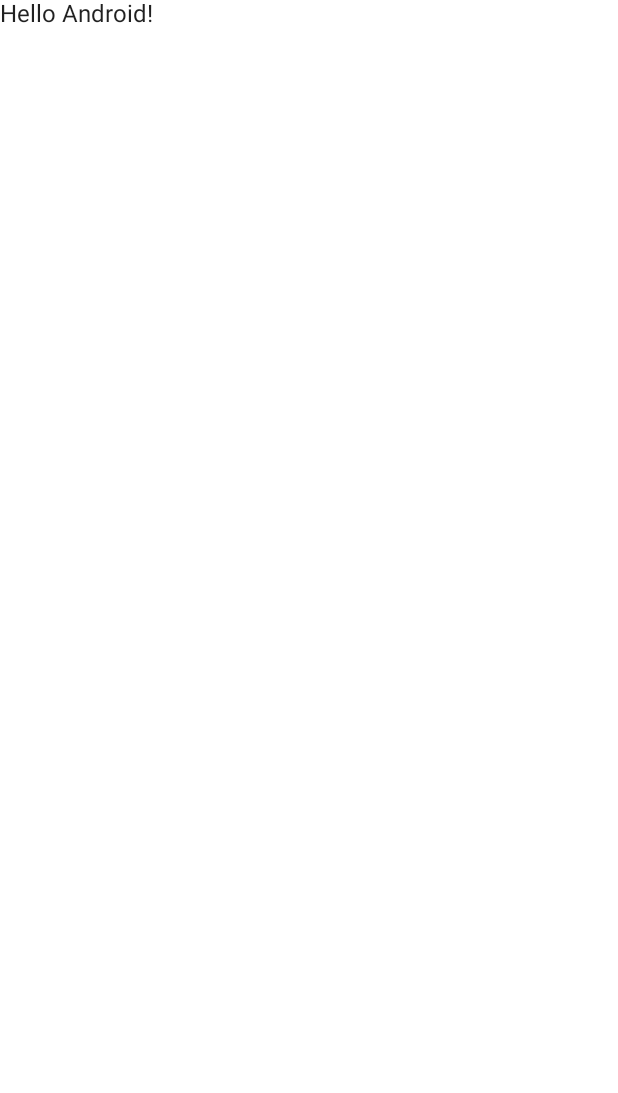
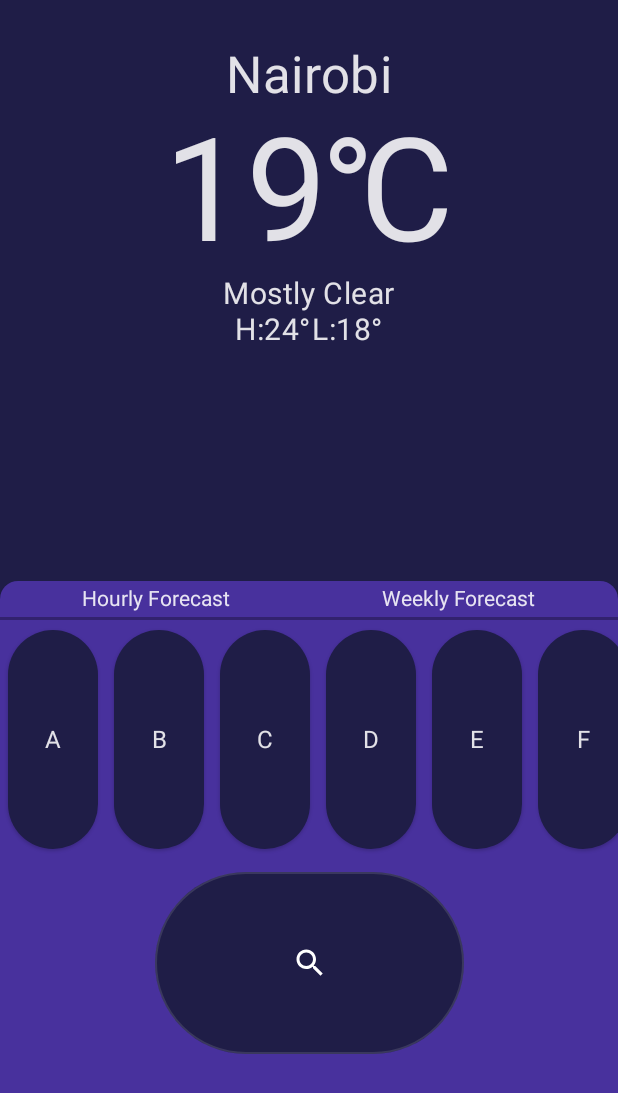
Before and after one commit to AdamR22/WeatherApp, an Android app built with Jetpack Compose: the screen it shows after launch (MainActivity), on a phone screen of 412 x 824 dp. Before the commit the part shown is almost empty. Shown: the top 1093 px of the screen. Run offline under Robolectric (Android 15) with nearby library versions, the phone set to English and light mode, and no system bars.

Commit message:
Finishes current location UI

```diff
--- a/app/src/main/AndroidManifest.xml
+++ b/app/src/main/AndroidManifest.xml
@@ -13,7 +13,7 @@
         android:theme="@style/Theme.WeatherApp"
         tools:targetApi="31">
         <activity
-            android:name=".MainActivity"
+            android:name=".presentation.ui.MainActivity"
             android:exported="true"
             android:label="@string/app_name"
             android:theme="@style/Theme.WeatherApp">
--- a/app/src/main/java/com/github/adamr22/weatherapp/MainActivity.kt
+++ /dev/null
@@ -1,43 +0,0 @@
-package com.github.adamr22.weatherapp
-
-import android.os.Bundle
-import androidx.activity.ComponentActivity
-import androidx.activity.compose.setContent
-import androidx.compose.foundation.layout.fillMaxSize
-import androidx.compose.material.MaterialTheme
-import androidx.compose.material.Surface
-import androidx.compose.material.Text
-import androidx.compose.runtime.Composable
-import androidx.compose.ui.Modifier
-import androidx.compose.ui.tooling.preview.Preview
-import com.github.adamr22.weatherapp.ui.theme.WeatherAppTheme
-
-class MainActivity : ComponentActivity() {
-    override fun onCreate(savedInstanceState: Bundle?) {
-        super.onCreate(savedInstanceState)
-        setContent {
-            WeatherAppTheme {
-                // A surface container using the 'background' color from the theme
-                Surface(
-                    modifier = Modifier.fillMaxSize(),
-                    color = MaterialTheme.colors.background
-                ) {
-                    Greeting("Android")
-                }
-            }
-        }
-    }
-}
-
-@Composable
-fun Greeting(name: String) {
-    Text(text = "Hello $name!")
-}
-
-@Preview(showBackground = true)
-@Composable
-fun DefaultPreview() {
-    WeatherAppTheme {
-        Greeting("Android")
-    }
-}
--- /dev/null
+++ b/app/src/main/java/com/github/adamr22/weatherapp/presentation/theme/Color.kt
@@ -0,0 +1,11 @@
+package com.github.adamr22.weatherapp.presentation.theme
+
+import androidx.compose.ui.graphics.Color
+
+val Purple200 = Color(0xFFBB86FC)
+val Purple500 = Color(0xFF6200EE)
+val Purple700 = Color(0xFF3700B3)
+val Teal200 = Color(0xFF03DAC5)
+val WeirdPurple = Color(0xFF1F1D47)
+val UpdateCardColor = Color(0xFF48319D)
+val ThirtyPercentBlack = Color(0x4D000000)
--- a/app/src/main/java/com/github/adamr22/weatherapp/ui/theme/Shape.kt
+++ b/app/src/main/java/com/github/adamr22/weatherapp/presentation/theme/Shape.kt
@@ -1,4 +1,4 @@
-package com.github.adamr22.weatherapp.ui.theme
+package com.github.adamr22.weatherapp.presentation.theme
 
 import androidx.compose.foundation.shape.RoundedCornerShape
 import androidx.compose.material.Shapes
--- a/app/src/main/java/com/github/adamr22/weatherapp/ui/theme/Theme.kt
+++ b/app/src/main/java/com/github/adamr22/weatherapp/presentation/theme/Theme.kt
@@ -1,10 +1,11 @@
-package com.github.adamr22.weatherapp.ui.theme
+package com.github.adamr22.weatherapp.presentation.theme
 
 import androidx.compose.foundation.isSystemInDarkTheme
 import androidx.compose.material.MaterialTheme
 import androidx.compose.material.darkColors
 import androidx.compose.material.lightColors
 import androidx.compose.runtime.Composable
+import androidx.compose.ui.graphics.Color
 
 private val DarkColorPalette = darkColors(
     primary = Purple200,
@@ -15,16 +16,13 @@
 private val LightColorPalette = lightColors(
     primary = Purple500,
     primaryVariant = Purple700,
-    secondary = Teal200
-
-    /* Other default colors to override
-    background = Color.White,
-    surface = Color.White,
+    secondary = Teal200,
+    background = WeirdPurple,
+    surface = WeirdPurple,
     onPrimary = Color.White,
     onSecondary = Color.Black,
-    onBackground = Color.Black,
-    onSurface = Color.Black,
-    */
+    onBackground = Color.White,
+    onSurface = Color.White,
 )
 
 @Composable
--- a/app/src/main/java/com/github/adamr22/weatherapp/ui/theme/Type.kt
+++ b/app/src/main/java/com/github/adamr22/weatherapp/presentation/theme/Type.kt
@@ -1,4 +1,4 @@
-package com.github.adamr22.weatherapp.ui.theme
+package com.github.adamr22.weatherapp.presentation.theme
 
 import androidx.compose.material.Typography
 import androidx.compose.ui.text.TextStyle
--- /dev/null
+++ b/app/src/main/java/com/github/adamr22/weatherapp/presentation/ui/MainActivity.kt
@@ -0,0 +1,173 @@
+package com.github.adamr22.weatherapp.presentation.ui
+
+import android.os.Bundle
+import androidx.activity.ComponentActivity
+import androidx.activity.compose.setContent
+import androidx.compose.foundation.clickable
+import androidx.compose.foundation.layout.*
+import androidx.compose.foundation.lazy.LazyColumn
+import androidx.compose.foundation.lazy.LazyRow
+import androidx.compose.foundation.lazy.itemsIndexed
+import androidx.compose.foundation.shape.CircleShape
+import androidx.compose.foundation.shape.RoundedCornerShape
+import androidx.compose.material.*
+import androidx.compose.runtime.Composable
+import androidx.compose.ui.Alignment
+import androidx.compose.ui.Modifier
+import androidx.compose.ui.modifier.modifierLocalConsumer
+import androidx.compose.ui.res.painterResource
+import androidx.compose.ui.text.TextStyle
+import androidx.compose.ui.text.font.FontStyle
+import androidx.compose.ui.tooling.preview.Preview
+import androidx.compose.ui.unit.TextUnit
+import androidx.compose.ui.unit.dp
+import androidx.compose.ui.unit.sp
+import com.github.adamr22.weatherapp.R
+import com.github.adamr22.weatherapp.presentation.theme.ThirtyPercentBlack
+import com.github.adamr22.weatherapp.presentation.theme.UpdateCardColor
+import com.github.adamr22.weatherapp.presentation.theme.WeatherAppTheme
+import com.github.adamr22.weatherapp.presentation.theme.WeirdPurple
+import org.intellij.lang.annotations.JdkConstants.HorizontalAlignment
+
+class MainActivity : ComponentActivity() {
+    override fun onCreate(savedInstanceState: Bundle?) {
+        super.onCreate(savedInstanceState)
+        setContent {
+            WeatherAppTheme {
+                // A surface container using the 'background' color from the theme
+                Surface(
+                    modifier = Modifier.fillMaxSize(),
+                    color = MaterialTheme.colors.background
+                ) {
+                    Column(
+                        horizontalAlignment = Alignment.CenterHorizontally
+                    ) {
+                        CurrentMetrics()
+                        TemperatureUpdateCard()
+                    }
+                }
+            }
+        }
+    }
+}
+
+@Composable
+fun CurrentMetrics(
+    modifier: Modifier = Modifier
+) {
+    Spacer(modifier.height(30.dp))
+    Column(
+        modifier.fillMaxHeight(
+            .45f
+        ),
+        horizontalAlignment = Alignment.CenterHorizontally
+    ) {
+        Text(
+            text = "Nairobi",
+            fontSize = 34.sp,
+            lineHeight = 41.sp,
+            letterSpacing = .37.sp,
+        )
+        Text(
+            text = "19\u2103",
+            fontSize = 96.sp,
+            lineHeight = 70.sp,
+            letterSpacing = .37.sp,
+        )
+        Text(
+            text = "Mostly Clear",
+            fontSize = 20.sp,
+            lineHeight = 24.sp,
+            letterSpacing = .38.sp,
+        )
+        Row(horizontalArrangement = Arrangement.SpaceEvenly) {
+            Text(
+                text = "H:24\u00B0",
+                fontSize = 20.sp,
+                lineHeight = 24.sp,
+                letterSpacing = .38.sp,
+            )
+            Text(
+                text = "L:18\u00B0",
+                fontSize = 20.sp,
+                lineHeight = 24.sp,
+                letterSpacing = .38.sp,
+            )
+        }
+    }
+}
+
+@Composable
+fun TemperatureUpdateCard(modifier: Modifier = Modifier) {
+
+    val alphabets = listOf("A", "B", "C", "D", "E", "F", "G", "H")
+
+    Card(
+        modifier = modifier.fillMaxHeight(),
+        shape = RoundedCornerShape(topStart = 12.dp, topEnd = 12.dp),
+        backgroundColor = UpdateCardColor,
+    ) {
+        Column(
+            modifier = modifier.fillMaxSize(),
+            horizontalAlignment = Alignment.CenterHorizontally,
+        ) {
+            Row(
+                horizontalArrangement = Arrangement.SpaceAround,
+                modifier = modifier
+                    .fillMaxWidth()
+                    .padding(4.dp),
+            ) {
+                Text(
+                    text = "Hourly Forecast",
+                    modifier = modifier.clickable {
+                        // TODO: Show hourly forecast
+                    },
+                    fontSize = 14.sp,
+                )
+                Text(
+                    text = "Weekly Forecast",
+                    modifier = modifier.clickable {
+                        // TODO: Show weekly forecast
+                    },
+                    fontSize = 14.sp,
+                )
+            }
+            Divider(
+                color = ThirtyPercentBlack,
+                thickness = 2.dp
+            )
+            Spacer(modifier = modifier.height(1.dp))
+            LazyRow {
+                itemsIndexed(alphabets) { _, alphabet ->
+                    Card(
+                        modifier = modifier
+                            .padding(5.dp)
+                            .width(60.dp)
+                            .height(146.dp),
+                        shape = RoundedCornerShape(30.dp),
+                        backgroundColor = WeirdPurple
+                    ) {
+                        Column(
+                            horizontalAlignment = Alignment.CenterHorizontally,
+                            verticalArrangement = Arrangement.Center
+                        ) {
+                            Text(text = alphabet)
+                        }
+                    }
+                }
+            }
+            Spacer(modifier = Modifier.height(10.dp))
+            OutlinedButton(
+                modifier = modifier.fillMaxSize(.5f),
+                colors = ButtonDefaults.buttonColors(backgroundColor = WeirdPurple),
+                onClick = { /*TODO*/ },
+                shape = RoundedCornerShape(50)
+            ) {
+                Icon(
+                    painter = painterResource(id = R.drawable.ic_search),
+                    contentDescription = "Search weather by location"
+                )
+            }
+        }
+    }
+}
--- a/app/src/main/java/com/github/adamr22/weatherapp/ui/theme/Color.kt
+++ /dev/null
@@ -1,8 +0,0 @@
-package com.github.adamr22.weatherapp.ui.theme
-
-import androidx.compose.ui.graphics.Color
-
-val Purple200 = Color(0xFFBB86FC)
-val Purple500 = Color(0xFF6200EE)
-val Purple700 = Color(0xFF3700B3)
-val Teal200 = Color(0xFF03DAC5)
--- /dev/null
+++ b/app/src/main/res/drawable/ic_search.xml
@@ -0,0 +1,5 @@
+<vector android:height="24dp" android:tint="#FFFFFF"
+    android:viewportHeight="24" android:viewportWidth="24"
+    android:width="24dp" xmlns:android="http://schemas.android.com/apk/res/android">
+    <path android:fillColor="@android:color/white" android:pathData="M15.5,14h-0.79l-0.28,-0.27C15.41,12.59 16,11.11 16,9.5 16,5.91 13.09,3 9.5,3S3,5.91 3,9.5 5.91,16 9.5,16c1.61,0 3.09,-0.59 4.23,-1.57l0.27,0.28v0.79l5,4.99L20.49,19l-4.99,-5zM9.5,14C7.01,14 5,11.99 5,9.5S7.01,5 9.5,5 14,7.01 14,9.5 11.99,14 9.5,14z"/>
+</vector>
--- a/app/src/main/res/values/colors.xml
+++ b/app/src/main/res/values/colors.xml
@@ -7,4 +7,5 @@
     <color name="teal_700">#FF018786</color>
     <color name="black">#FF000000</color>
     <color name="white">#FFFFFFFF</color>
+    <color name="status_bar_color">#48319D</color>
 </resources>
--- a/app/src/main/res/values/themes.xml
+++ b/app/src/main/res/values/themes.xml
@@ -2,6 +2,6 @@
 <resources>
 
     <style name="Theme.WeatherApp" parent="android:Theme.Material.Light.NoActionBar">
-        <item name="android:statusBarColor">@color/purple_700</item>
+        <item name="android:statusBarColor">@color/status_bar_color</item>
     </style>
 </resources>
```
